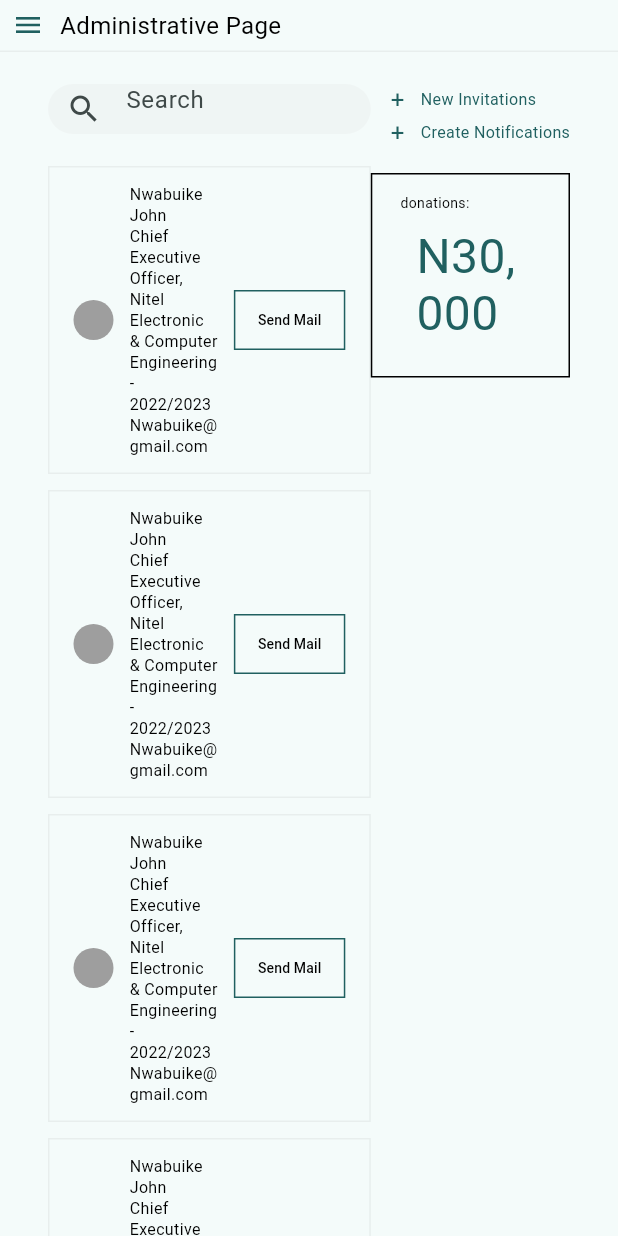
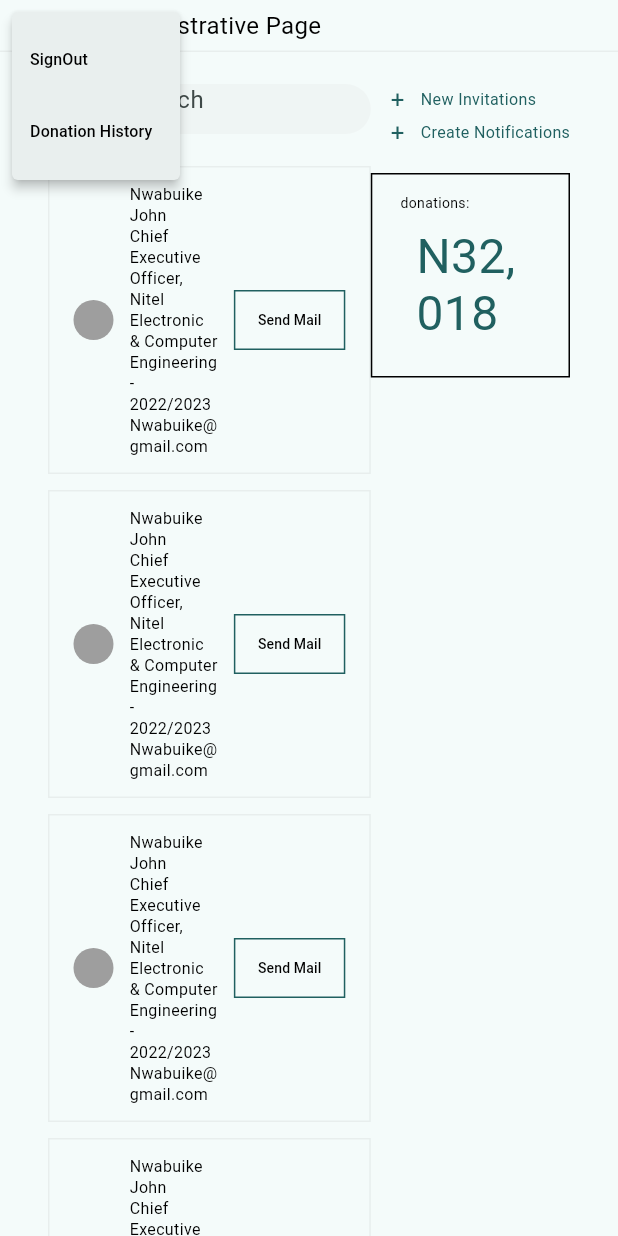
Before and after one commit to Edeh-cj/alumni_webapp, a Flutter app: the AdminHome screen opened directly, after a tap on the "menu" icon, on a phone screen of 412 x 824 dp. Run offline on Flutter 3.47's test engine with Material 3 defaults, Android fonts, the phone set to English and light mode, and no system bars; our stand-ins replace flutter_multi_formatter, image_picker; accounts and stored records are empty.

Commit message:
ui bugs fix

```diff
--- a/lib/controllers/_.dart
+++ b/lib/controllers/_.dart
@@ -8,9 +8,8 @@ class Controller extends ChangeNotifier{
   final repository = Repository();
 
   bool isLoading = false;
-  int totalDonations = 30000;
   User? adminUser;
-  List<Alumni> members = List.generate(9, (index) => Alumni.dummy(id: index));
+  List<Alumni> members = [];
 
   List<DonationRecord> donationRecords = [DonationRecord.dummy(), DonationRecord.dummy(), DonationRecord.dummy()];
 
--- a/lib/controllers/alumni_controller.dart
+++ b/lib/controllers/alumni_controller.dart
@@ -12,10 +12,9 @@ extension AlumniController on Controller {
     toggleLoading(false);
   }
 
-  Future getAllAlumni() async {
-    toggleLoading(true);
-    await repository.getAllAlumni();
-    toggleLoading(false);
+  Future<List<Alumni>> getAllAlumni() async {
+    members = await repository.getAllAlumni();
+    return members;
   }
 
   Future sendMail ({required List<Alumni> alumni, required String title, required String message, required Uint8List? attachment} ) async{
--- a/lib/controllers/auth_controller.dart
+++ b/lib/controllers/auth_controller.dart
@@ -10,4 +10,9 @@ extension AuthController on Controller{
     adminUser = user;
     toggleLoading(false);
   }
+
+  signout() {
+    adminUser = null;
+    toggleLoading(false);
+  }
 }
--- a/lib/controllers/donations_controller.dart
+++ b/lib/controllers/donations_controller.dart
@@ -1,5 +1,6 @@
 import 'package:alumni_webapp/repositories/donations_repo.dart';
 
+import '../models/donation_record.dart';
 import '_.dart';
 
 extension DonationsController on Controller{
@@ -7,6 +8,10 @@ extension DonationsController on Controller{
   Future<int> getTotalDonations() async{
     return repository.getDonationTotal();
 
+  }
+
+  Future<List<DonationRecord>> getDonationHistory() async{
+    return repository.getDonationHistory();
   }
 
   Future makeDonations({
--- a/lib/repositories/donations_repo.dart
+++ b/lib/repositories/donations_repo.dart
@@ -1,9 +1,14 @@
+import 'package:alumni_webapp/models/donation_record.dart';
 import 'package:alumni_webapp/repositories/_.dart';
 
 extension DonationsRepo on Repository{
 
   Future<int> getDonationTotal()async{
     return Future.delayed(const Duration(seconds: 2)).then((value) => 32018);
+  }
+
+  Future<List<DonationRecord>> getDonationHistory(){
+    return Future.delayed(const Duration(seconds: 2)).then((value) => List.generate(4, (index)=> DonationRecord.dummy()));
   }
 
   Future initializePayment({
--- a/lib/ui/admin_home.dart
+++ b/lib/ui/admin_home.dart
@@ -1,4 +1,5 @@
 import 'package:alumni_webapp/controllers/_.dart';
+import 'package:alumni_webapp/controllers/alumni_controller.dart';
 import 'package:alumni_webapp/controllers/donations_controller.dart';
 import 'package:alumni_webapp/ui/app_loading_overlay.dart';
 import 'package:alumni_webapp/ui/colors.dart';
@@ -22,7 +23,6 @@ class _AdminHomeState extends State<AdminHome> {
   @override
   Widget build(BuildContext context) {
     double r = MediaQuery.of(context).devicePixelRatio;
-    List<Alumni> members = context.watch<Controller>().members;
     return appLoadingOverlay(
       child: Scaffold(
         appBar: AppBar(
@@ -39,16 +39,7 @@ class _AdminHomeState extends State<AdminHome> {
                   children: [
                     searchBar,
                     spacing(32/r),
-                    Expanded(
-                      child: SingleChildScrollView(
-                        child: Column(
-                          children: List.generate(
-                            members.length,
-                            (index) => alumniListCard(members[index])
-                          ),
-                        ),
-                      ),
-                    )
+                    alumniList
 
                   ],
                 ),
@@ -261,6 +252,53 @@ class _AdminHomeState extends State<AdminHome> {
     );
   }
 
+  Widget get alumniList{
+    double r = MediaQuery.of(context).devicePixelRatio;
+    return Expanded(
+      child: FutureBuilder<List<Alumni>>(
+        future: context.read<Controller>().getAllAlumni(),
+        builder: (context, snapshot) {
+          if (snapshot.connectionState == ConnectionState.waiting ) {
+            return Align(
+              alignment: Alignment.topCenter,
+              child: Padding(
+                padding: EdgeInsets.only(top: 16/r),
+                child: const SizedBox.square(
+                  dimension: 30,
+                  child: CircularProgressIndicator(),
+                ),
+              ),
+            );
+
+          } else if (snapshot.connectionState == ConnectionState.done && snapshot.hasData) {
+            return SingleChildScrollView(
+            child: Column(
+              children: List.generate(
+                snapshot.data!.length,
+                (index) => alumniListCard(snapshot.data![index])
+              ),
+            ),
+          );
+          } else {
+            return Align(
+              alignment: Alignment.topCenter,
+              child: Padding(
+                padding: EdgeInsets.only(top: 16/r),
+                child: Text(
+                  'error ${snapshot.error}',
+                  style: TextStyle(
+                    fontSize: 16/r,
+                    color: Colors.red
+                  ),
+                ),
+              ),
+            );
+          }
+        },
+      )
+    );
+  }
+
   Widget get donationBox {
     double r = MediaQuery.of(context).devicePixelRatio;
     formatIntWithCommas(int b){
@@ -301,7 +339,7 @@ class _AdminHomeState extends State<AdminHome> {
 
                 } else if (snapshot.connectionState == ConnectionState.done && snapshot.hasData) {
                   return Text(
-                    'N${formatIntWithCommas(context.watch<Controller>().totalDonations)}',
+                    'N${formatIntWithCommas(snapshot.data!)}',
                     style: TextStyle(
                       fontSize: 48/r,
                       color: AppColors.mainGreen,
--- a/lib/ui/custom_app_bar.dart
+++ b/lib/ui/custom_app_bar.dart
@@ -1,6 +1,10 @@
+import 'package:alumni_webapp/controllers/_.dart';
+import 'package:alumni_webapp/controllers/auth_controller.dart';
 import 'package:alumni_webapp/ui/colors.dart';
+import 'package:alumni_webapp/ui/donation_history_page.dart';
 // import 'package:alumni_webapp/screens/send_invite_card.dart';
 import 'package:flutter/material.dart';
+import 'package:provider/provider.dart';
 
 customAppBar (String title, )=> Builder(
   builder: (context){
@@ -18,13 +22,34 @@ customAppBar (String title, )=> Builder(
           Row(
             mainAxisAlignment: MainAxisAlignment.start,
             children: [
-              InkWell(
-                onTap: (){},
-                child: Icon(
+              PopupMenuButton(
+                icon: Icon(
                   Icons.menu,
                   color: AppColors.mainGreen,
                   size: 32/r,
                 ),
+                itemBuilder: (context)=>[
+                  PopupMenuItem(
+                    onTap: () => context.read<Controller>().signout(),
+                    child: Text(
+                      'SignOut',
+                      style: TextStyle(
+                        fontSize: 16/r,
+                        color: Colors.black,
+                      ),
+                    )
+                  ),
+                  PopupMenuItem(
+                    onTap: () => Navigator.of(context).push(MaterialPageRoute(builder: (context)=> const DonationHistoryPage())),
+                    child: Text(
+                      'Donation History',
+                      style: TextStyle(
+                        fontSize: 16/r,
+                        color: Colors.black,
+                      ),
+                    )
+                  ),
+                ]
               ),
               SizedBox(width: 16/r,),
               Text(
@@ -36,41 +61,6 @@ customAppBar (String title, )=> Builder(
               )
             ],
           ),
-          // InkWell(
-          //   onTap: () {
-          //     showDialog(
-          //       barrierColor: Colors.black.withOpacity(0.2),
-          //       context: context,
-          //       builder: (context) => const Center(
-          //         child: SendInviteCard(),
-          //       ),
-          //     );
-          //   },
-          //   child: Row(
-          //     mainAxisSize: MainAxisSize.min,
-          //     mainAxisAlignment: MainAxisAlignment.end,
-          //     children: [
-          //       Text(
-          //         '+',
-          //         style: TextStyle(
-          //           color: AppColors.mainGreen,
-          //           fontSize: 24/r,
-          //           height: 0.7
-          //         ),
-          //       ),
-          //       SizedBox(width: 16/r,),
-          //       Text(
-          //         'New Invitations',
-          //         style: TextStyle(
-          //           color: AppColors.mainGreen,
-          //           fontSize: 16/r,
-          //           height: 0.7
-          //         ),
-          //       )
-
-          //     ],
-          //   ),
-          // )
         ],
       ),
     );
```
Also changed, not shown: lib/ui/donation_history_page.dart (+114 -79 lines).
